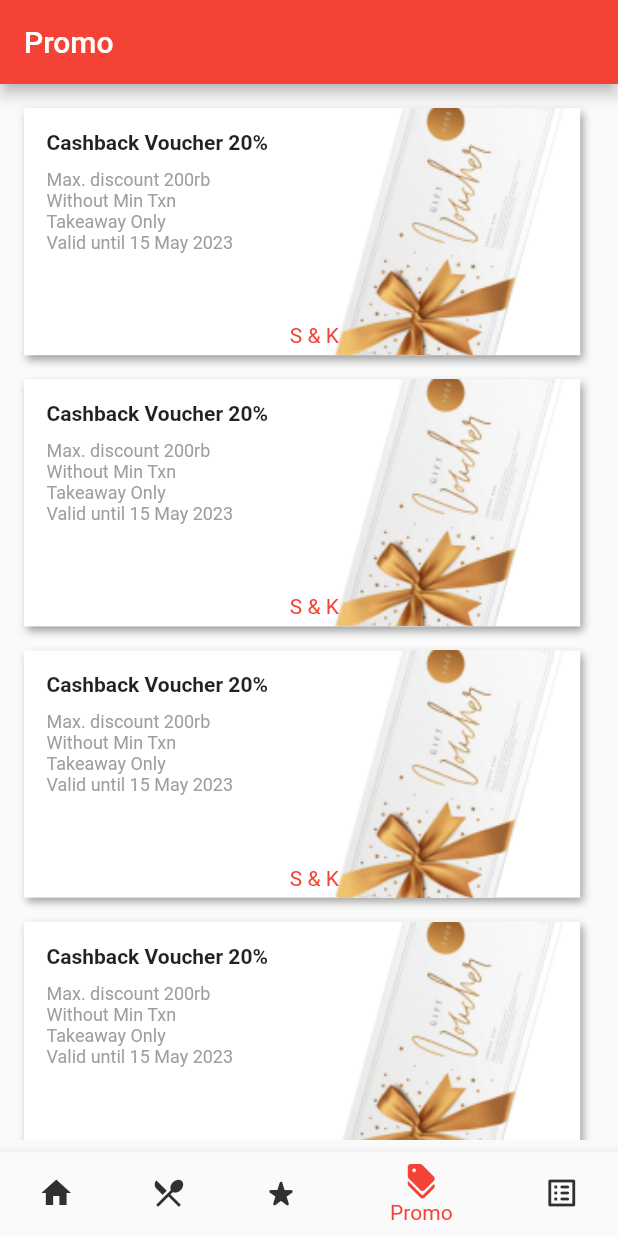
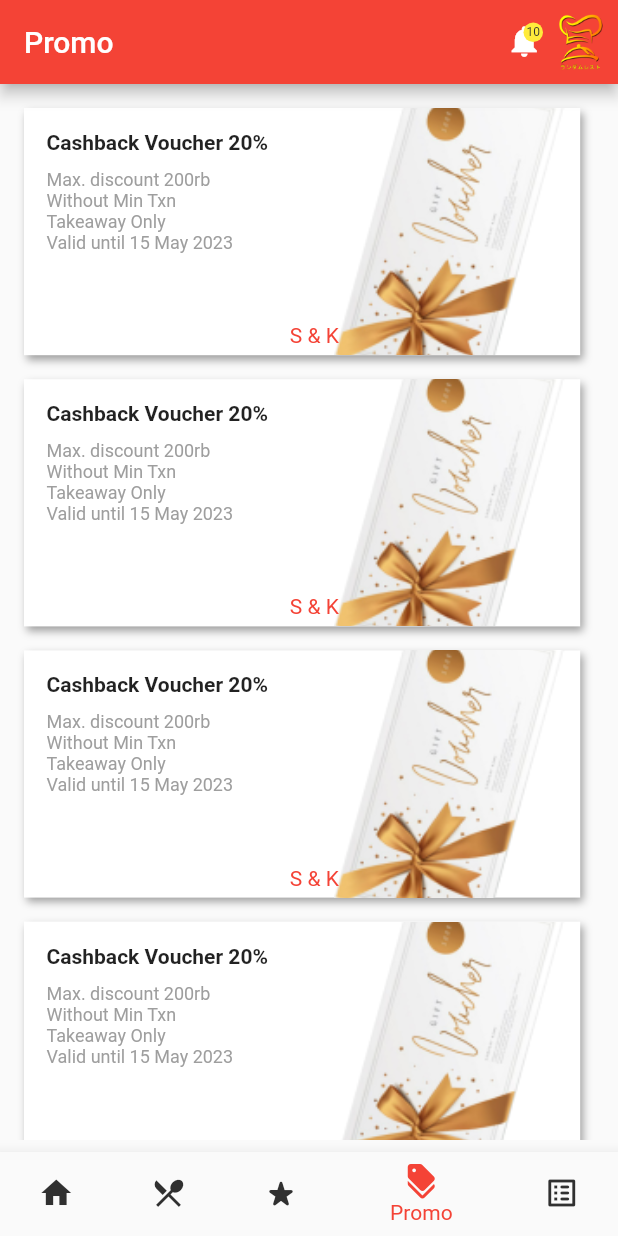
Before and after one commit to Ndi7484/NewProject, a Flutter app: the BottomNavigationPage screen opened directly, item 4 of the bottom bar chosen, on a phone screen of 412 x 824 dp. Run offline on Flutter 3.47's test engine with Material 2 defaults, Android fonts, the phone set to English and light mode, and no system bars; missing offline and left inert: excel; accounts and stored records are empty.

Commit message:
ndimas test promo provider

```diff
--- /dev/null
+++ b/lib/core/logic/promo_provider.dart
@@ -0,0 +1,73 @@
+import 'dart:typed_data';
+
+import 'package:excel/excel.dart';
+import 'package:flutter/material.dart';
+import 'package:flutter/services.dart';
+
+class Promo {
+  Promo({
+    required this.promoID,
+    required this.promoName,
+    required this.promoShortDesc,
+    required this.promoLongDesc,
+    required this.maxDisc,
+    required this.minTrans,
+    required this.typeOrder,
+    required this.menuExc,
+    required this.typeExc,
+    required this.freeDelivery,
+    required this.typeTrans,
+    required this.dateExp,
+    required this.monthExp,
+    required this.yearExp,
+  });
+  String promoID;
+  String promoName;
+  String promoShortDesc;
+  String promoLongDesc;
+  int maxDisc;
+  int minTrans;
+  String typeOrder;
+  List<String> menuExc;
+  List<String> typeExc;
+  bool freeDelivery;
+  String typeTrans;
+  int dateExp;
+  int monthExp;
+  int yearExp;
+}
+
+class PromoProvider extends ChangeNotifier {
+  List<Promo> _listPromo = [];
+  // load data from excel
+  void readPromo() async {
+    ByteData data = await rootBundle.load('assets/data/account.xlsx');
+    var bytes = data.buffer.asUint8List(data.offsetInBytes, data.lengthInBytes);
+    var excel = Excel.decodeBytes(bytes);
+
+    var table = excel.tables[excel.tables.keys.first];
+    _listPromo = List.generate(
+      table!.maxRows,
+      (index) {
+        var row = table.row(index);
+        return Promo(
+          promoID: row[0]!.value.toString(),
+          promoName: row[1]!.value.toString(),
+          promoShortDesc: row[2]!.value.toString(),
+          promoLongDesc: row[3]!.value.toString(),
+          maxDisc: int.parse(row[4]!.value),
+          minTrans: int.parse(row[5]!.value),
+          typeOrder: row[6]!.value.toString(),
+          menuExc: row[7]!.value.split(','),
+          typeExc: row[8]!.value.split(','),
+          freeDelivery: (row[9]!.value.toString() == 'TRUE') ? true : false,
+          typeTrans: row[10]!.value.toString(),
+          dateExp: int.parse(row[11]!.value),
+          monthExp: int.parse(row[12]!.value),
+          yearExp: int.parse(row[13]!.value),
+        );
+      },
+    );
+    notifyListeners();
+  }
+}
--- a/lib/features/bottom_navigation/bottom_navigation.dart
+++ b/lib/features/bottom_navigation/bottom_navigation.dart
@@ -32,158 +32,54 @@ class _BottomNavigationPageState extends State<BottomNavigationPage> {
 
   @override
   Widget build(BuildContext context) {
-    final provAccount = Provider.of<AccountProvider>(context);
     return Scaffold(
       appBar: AppBar(
         title: Text(_appBarTitle[_selectedIndex]),
+        actions: [
+          GestureDetector(
+              onTap: () {},
+              child: Padding(
+                padding: const EdgeInsets.only(
+                  top: 15,
+                ),
+                child: Stack(children: [
+                  const Icon(
+                    Icons.notifications,
+                    size: 25,
+                  ),
+                  Positioned(
+                      top: 0,
+                      right: 0,
+                      child: Container(
+                        width: 13,
+                        height: 13,
+                        decoration: BoxDecoration(
+                            color: Colors.yellow,
+                            borderRadius: BorderRadius.circular(20)),
+                        child: Center(
+                          child: Text(
+                            '10',
+                            style: TextStyle(
+                                color: Theme.of(context).colorScheme.secondary,
+                                fontSize: 8),
+                          ),
+                        ),
+                      ))
+                ]),
+              )),
+          const SizedBox(
+            width: 5,
+          ),
+          Image.asset(
+            'assets/etc/Logo.png',
+            width: 40,
+            height: 40,
+          ),
+          const SizedBox(
+            width: 5,
+          ),
+        ],
       ),
-      drawer: (_selectedIndex == 0)
-          ? Drawer(
-              child: ListView(
-                padding: const EdgeInsets.fromLTRB(16, 45, 16, 16),
-                children: [
-                  Row(
-                    children: [
-                      const Spacer(),
-                      GestureDetector(
-                        onTap: () {
-                          Navigator.pop(context);
-                        },
-                        child: Icon(
-                          Icons.close,
-                          color: Theme.of(context).colorScheme.primary,
-                          size: 40,
-                        ),
-                      ),
-                    ],
-                  ),
-                  const SizedBox(
-                    height: 10,
-                  ),
-                  Column(
-                    crossAxisAlignment: CrossAxisAlignment.start,
-                    children: [
-                      Text(
-                        'Customer :',
-                        style: TextStyle(
-                            color: Theme.of(context).colorScheme.secondary,
-                            fontSize: 16),
-                      ),
-                      const SizedBox(
-                        height: 10,
-                      ),
-                      Row(
-                        children: [
-                          Container(
-                            decoration: BoxDecoration(
-                                color: Colors.white,
-                                border:
-                                    Border.all(width: 1, color: Colors.black),
-                                borderRadius: const BorderRadius.all(
-                                    Radius.circular(100))),
-                            child: ClipOval(
-                              child: Image.asset(
-                                'assets/etc/Profile.png',
-                                width: 70,
-                                height: 70,
-                              ),
-                            ),
-                          ),
-                          const SizedBox(
-                            width: 15,
-                          ),
-                          Column(
-                            crossAxisAlignment: CrossAxisAlignment.start,
-                            children: [
-                              Text(
-                                ('${provAccount.selectedAccount?.firstName ?? 'Randumu'} ${provAccount.selectedAccount?.lastName ?? 'Guest'}'
-                                            .length >
-                                        15)
-                                    ? provAccount.selectedAccount?.firstName ??
-                                        'Randumu'
-                                    : '${provAccount.selectedAccount?.firstName ?? 'Randumu'} ${provAccount.selectedAccount?.lastName ?? 'Guest'}',
-                                style: TextStyle(
-                                    color:
-                                        Theme.of(context).colorScheme.primary,
-                                    fontSize: 20,
-                                    fontWeight: FontWeight.bold),
-                              ),
-                              const SizedBox(
-                                height: 8,
-                              ),
-                              Text(
-                                ((provAccount.selectedAccount!.email.length >
-                                            20)
-                                        ? '${provAccount.selectedAccount!.email.substring(0, 20)}...'
-                                        : provAccount.selectedAccount?.email) ??
-                                    '<email?>',
-                                style: TextStyle(
-                                    color:
-                                        Theme.of(context).colorScheme.secondary,
-                                    decoration: TextDecoration.underline,
-                                    decorationColor: Theme.of(context)
-                                        .colorScheme
-                                        .secondary),
-                              ),
-                            ],
-                          )
-                        ],
-                      )
-                    ],
-                  ),
-                  const SizedBox(
-                    height: 10,
-                  ),
-                  ListTile(
-                    title: Text(
-                      'Account',
-                      style: TextStyle(
-                          fontSize: 20,
-                          color: Theme.of(context).colorScheme.secondary),
-                    ),
-                    onTap: () {
-                      Navigator.pop(context);
-                    },
-                  ),
-                  ListTile(
-                    title: Text(
-                      'Address',
-                      style: TextStyle(
-                          fontSize: 20,
-                          color: Theme.of(context).colorScheme.secondary),
-                    ),
-                    onTap: () {
-                      Navigator.pop(context);
-                    },
-                  ),
-                  SizedBox(height: MediaQuery.of(context).size.height * 0.1),
-                  const Divider(
-                    thickness: 2,
-                  ),
-                  const Text(
-                    'Any Question, Contact Us :\n+62 813 1564 1235\n+62 813 4578 9200',
-                    style: TextStyle(
-                        fontSize: 16,
-                        fontWeight: FontWeight.bold,
-                        color: Colors.grey),
-                  ),
-                  SizedBox(height: MediaQuery.of(context).size.height * 0.2),
-                  ListTile(
-                    title: const Text(
-                      'Log Out',
-                      style: TextStyle(color: Colors.red),
-                    ),
-                    onTap: () {
-                      Navigator.pushReplacement(
-                          context,
-                          MaterialPageRoute(
-                              builder: (context) => const LoginPage()));
-                    },
-                  ),
-                ],
-              ),
-            )
-          : null,
       body: Container(
         child: _bodyFill[_selectedIndex],
       ),
--- a/lib/main.dart
+++ b/lib/main.dart
@@ -6,6 +6,7 @@ import 'package:flutter_application_1/features/login_page/login_page.dart';
 import 'package:provider/provider.dart';
 
 import 'core/logic/counter_proivider.dart';
+import 'core/logic/promo_provider.dart';
 
 // multi provider is here
 void main() {
@@ -15,7 +16,7 @@ void main() {
         ChangeNotifierProvider(create: (_) => CounterProvider()),
         ChangeNotifierProvider(create: (_) => AccountProvider()..resetParam()..readAccount()),
         ChangeNotifierProvider(create: (_) => AddressProvider()..resetParam()..readAddress()),
-
+        ChangeNotifierProvider(create: (_) => PromoProvider()..readPromo()),
       ],
       child: const MyApp(),
     ),
```
Also changed, not shown: lib/core/logic/account_provider.dart (+18 -0 lines), lib/features/main_page/main_page.dart (+24 -7 lines), 1 other file.
